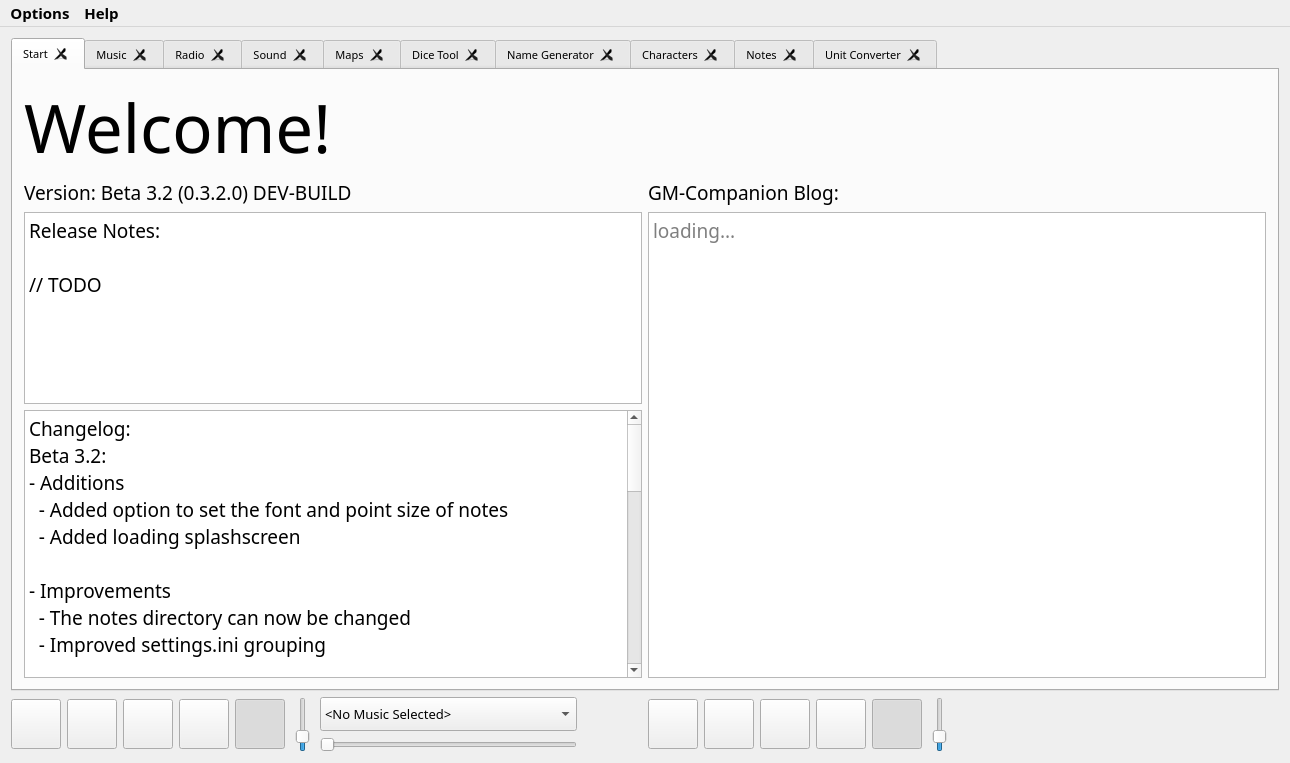
Above: mainwindow.ui from PhilInTheGaps/GM-Companion before the change. Below: the same form after it.
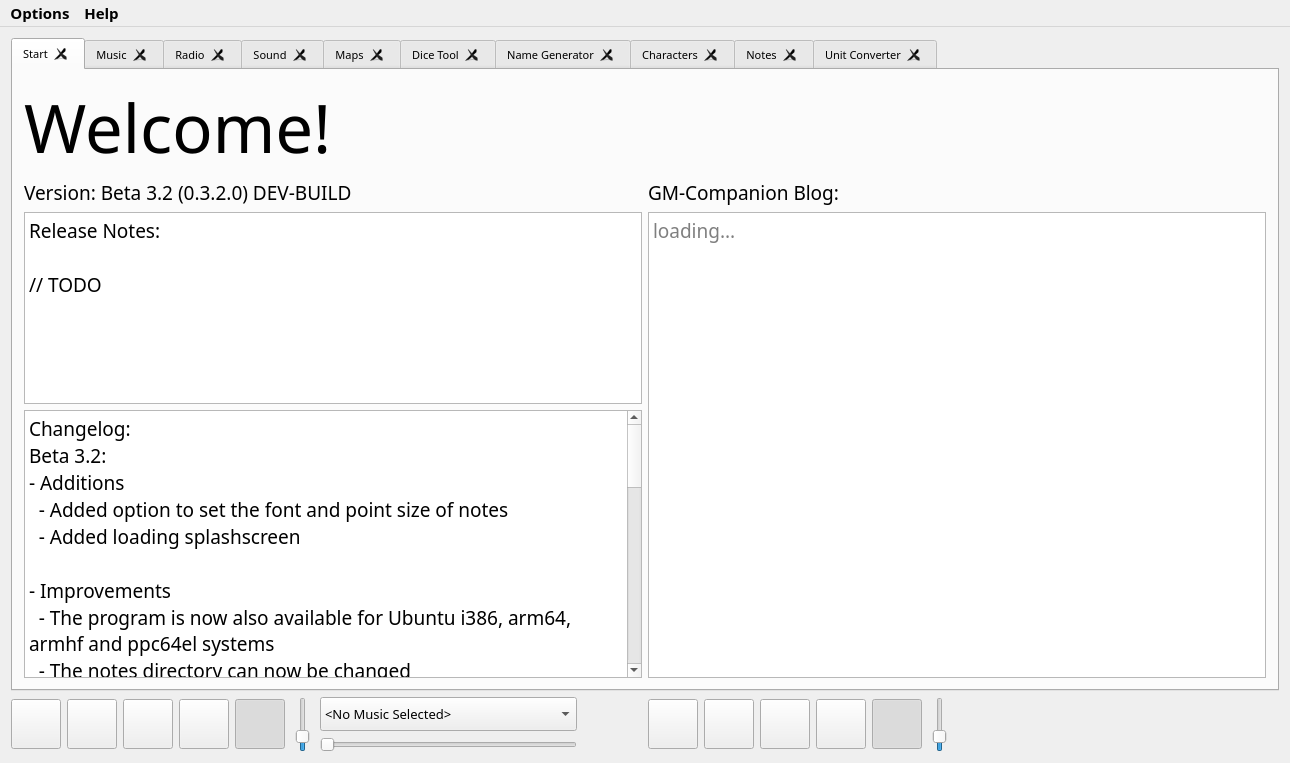
That is the form after the change. Icons and pictures are not drawn.

Commit message: Fixed another issue with older g++ versions

```diff
--- a/mainwindow.ui
+++ b/mainwindow.ui
@@ -165,6 +165,7 @@
 &lt;p style=&quot; margin-top:0px; margin-bottom:0px; margin-left:0px; margin-right:0px; -qt-block-indent:0; text-indent:0px;&quot;&gt;&lt;span style=&quot; font-family:'MS Shell Dlg 2';&quot;&gt;  - Added loading splashscreen&lt;/span&gt;&lt;/p&gt;
 &lt;p style=&quot;-qt-paragraph-type:empty; margin-top:0px; margin-bottom:0px; margin-left:0px; margin-right:0px; -qt-block-indent:0; text-indent:0px; font-family:'MS Shell Dlg 2';&quot;&gt;&lt;br /&gt;&lt;/p&gt;
 &lt;p style=&quot; margin-top:0px; margin-bottom:0px; margin-left:0px; margin-right:0px; -qt-block-indent:0; text-indent:0px;&quot;&gt;&lt;span style=&quot; font-family:'MS Shell Dlg 2';&quot;&gt;- Improvements&lt;/span&gt;&lt;/p&gt;
+&lt;p style=&quot; margin-top:0px; margin-bottom:0px; margin-left:0px; margin-right:0px; -qt-block-indent:0; text-indent:0px;&quot;&gt;&lt;span style=&quot; font-family:'MS Shell Dlg 2';&quot;&gt;  - The program is now also available for Ubuntu i386, arm64, armhf and ppc64el systems&lt;/span&gt;&lt;/p&gt;
 &lt;p style=&quot; margin-top:0px; margin-bottom:0px; margin-left:0px; margin-right:0px; -qt-block-indent:0; text-indent:0px;&quot;&gt;&lt;span style=&quot; font-family:'MS Shell Dlg 2';&quot;&gt;  - The notes directory can now be changed&lt;/span&gt;&lt;/p&gt;
 &lt;p style=&quot; margin-top:0px; margin-bottom:0px; margin-left:0px; margin-right:0px; -qt-block-indent:0; text-indent:0px;&quot;&gt;&lt;span style=&quot; font-family:'MS Shell Dlg 2';&quot;&gt;  - Improved settings.ini grouping&lt;/span&gt;&lt;/p&gt;
 &lt;p style=&quot;-qt-paragraph-type:empty; margin-top:0px; margin-bottom:0px; margin-left:0px; margin-right:0px; -qt-block-indent:0; text-indent:0px; font-family:'MS Shell Dlg 2';&quot;&gt;&lt;br /&gt;&lt;/p&gt;
```
The commit also changes 1 other file.
